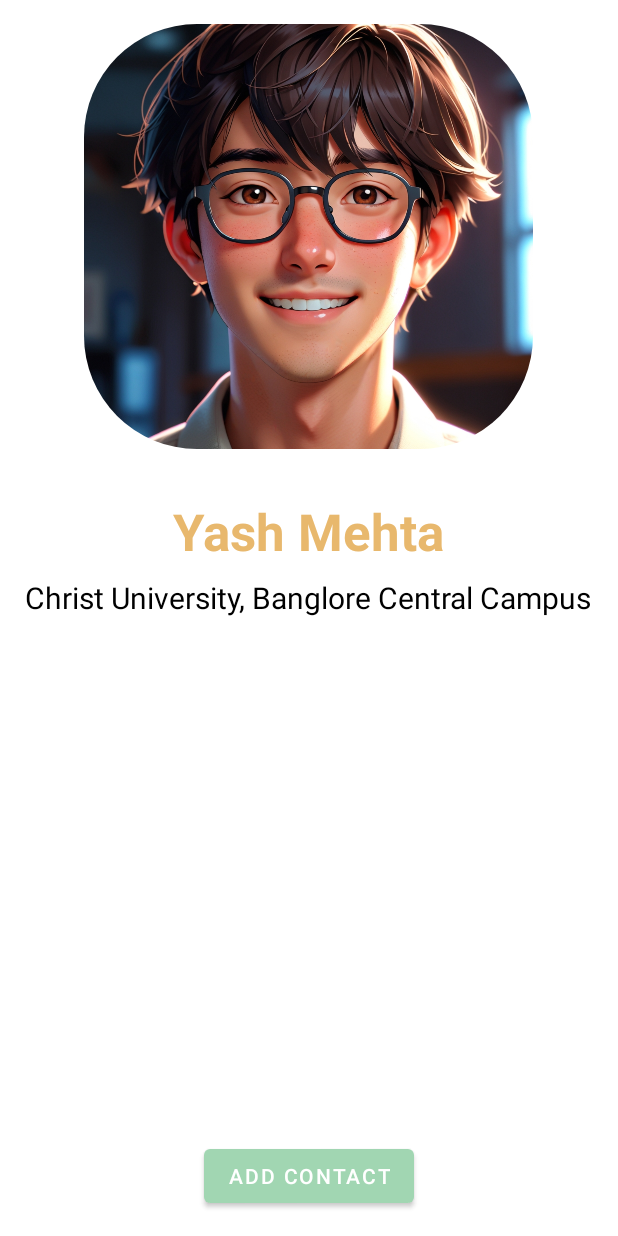
After one commit to Gaurav-Jain-0781/PocketWise, an Android app: the layout profile.xml on its own in the app's theme, with its tools: preview values and no code run, on a phone screen of 412 x 824 dp. The commit adds this screen. Run offline under Robolectric (Android 15) with nearby library versions, the phone set to English and light mode, and no system bars; Roboto replaces fonts that are not available here.

Commit message:
Profile screen added with upload image and contact functionality

```diff
--- /dev/null
+++ b/app/src/main/res/layout/profile.xml
@@ -0,0 +1,70 @@
+<?xml version="1.0" encoding="utf-8"?>
+<RelativeLayout
+    xmlns:android="http://schemas.android.com/apk/res/android"
+    android:layout_width="match_parent"
+    android:layout_height="match_parent"
+    android:padding="16dp">
+
+    <!-- Profile Image -->
+    <ImageView
+        android:id="@+id/profileImageView"
+        android:layout_width="299dp"
+        android:layout_height="283dp"
+        android:layout_centerHorizontal="true"
+        android:layout_marginBottom="16dp"
+        android:background="@drawable/circular_background"
+        android:clipToOutline="true"
+        android:contentDescription="Profile Image"
+        android:scaleType="centerCrop"
+        android:src="@drawable/default_profile_image" />
+
+    <!-- Name -->
+    <TextView
+        android:id="@+id/nameTextView"
+        android:layout_width="wrap_content"
+        android:layout_height="wrap_content"
+        android:layout_below="@id/profileImageView"
+        android:layout_centerHorizontal="true"
+        android:layout_marginTop="16dp"
+        android:layout_marginBottom="8dp"
+        android:text="Yash Mehta"
+        android:textColor="@color/background"
+        android:textSize="34sp"
+        android:textStyle="bold" />
+
+    <!-- University -->
+    <TextView
+        android:id="@+id/universityTextView"
+        android:layout_width="wrap_content"
+        android:layout_height="wrap_content"
+        android:layout_below="@id/nameTextView"
+        android:layout_centerHorizontal="true"
+        android:layout_marginBottom="16dp"
+        android:text="Christ University, Banglore Central Campus"
+        android:textAlignment="center"
+        android:textColor="@color/black"
+        android:textSize="20sp" />
+
+    <!-- Contact ListView -->
+    <ListView
+        android:id="@+id/contactListView"
+        android:layout_width="match_parent"
+        android:layout_height="wrap_content"
+        android:layout_below="@id/universityTextView"
+        android:divider="@android:color/darker_gray"
+        android:dividerHeight="1dp"
+        android:layout_marginTop="16dp"
+        android:layout_above="@+id/addContactButton"/>
+
+    <!-- Add Contact Button -->
+    <Button
+        android:id="@+id/addContactButton"
+        android:layout_width="wrap_content"
+        android:layout_height="wrap_content"
+        android:layout_alignParentBottom="true"
+        android:layout_centerHorizontal="true"
+        android:layout_marginTop="16dp"
+        android:text="Add Contact"
+        android:textColorLink="#02CCB9" />
+
+</RelativeLayout>
```
Also changed, not shown: app/src/main/AndroidManifest.xml (+9 -0 lines), app/src/main/java/com/example/pocketwise/HomeActivity.kt (+7 -0 lines), app/src/main/java/com/example/pocketwise/ProfileActivity.kt (+136 -1 lines), app/src/main/res/drawable/default_profile_image.jpg (added).
